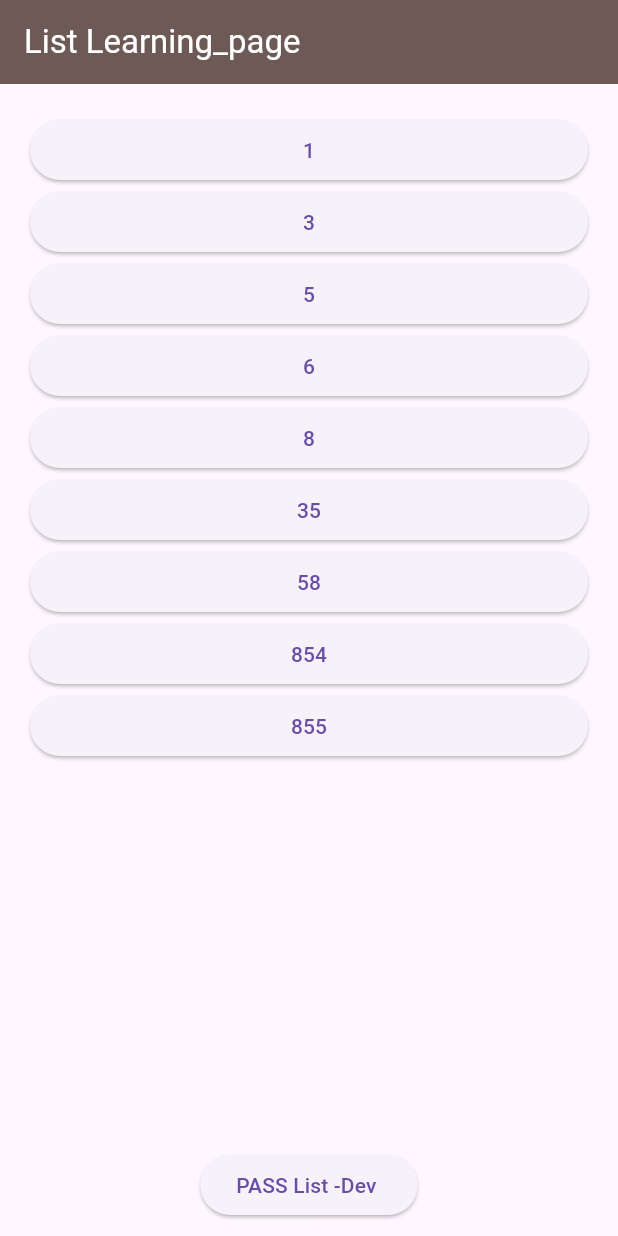
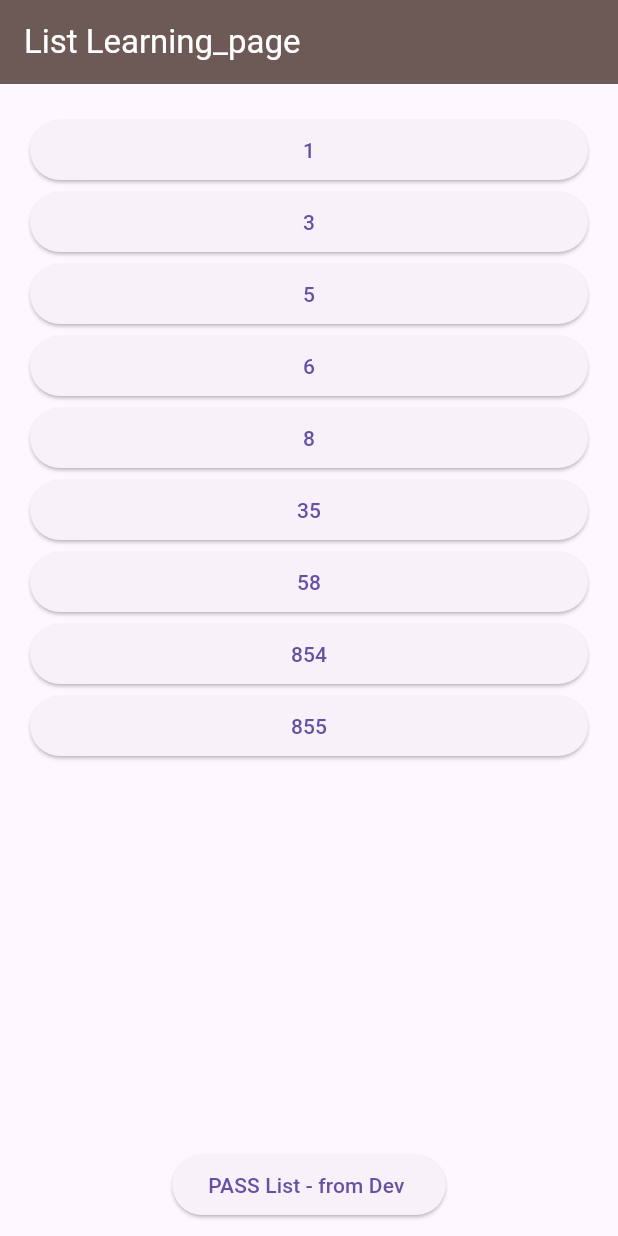
Before and after one commit to ownflutter/app_practice_project, a Flutter app: the screen it shows after launch, on a phone screen of 412 x 824 dp. Run offline on Flutter 3.47's test engine with Material 3 defaults, Android fonts, the phone set to English and light mode, and no system bars; our stand-ins replace get.

Commit message:
add deev

```diff
--- a/lib/features/list/list_activeties.dart
+++ b/lib/features/list/list_activeties.dart
@@ -38,15 +38,13 @@ class _Learning_pageState extends State<Learning_page> {
               ),
             ),
           ),
-
-
           Padding(
             padding: const EdgeInsets.all(10.0),
             child: ElevatedButton(
                 onPressed: () {
                   Get.to(() => ListPass(map: city,));
                 },
-                child: Text("PASS List -Dev ")),
+                child: Text("PASS List - from Dev ")),
           )
         ],
       ),
```
